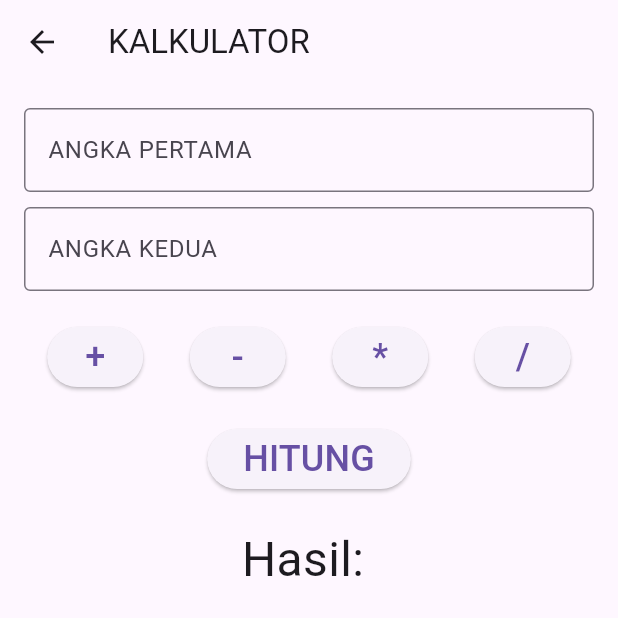
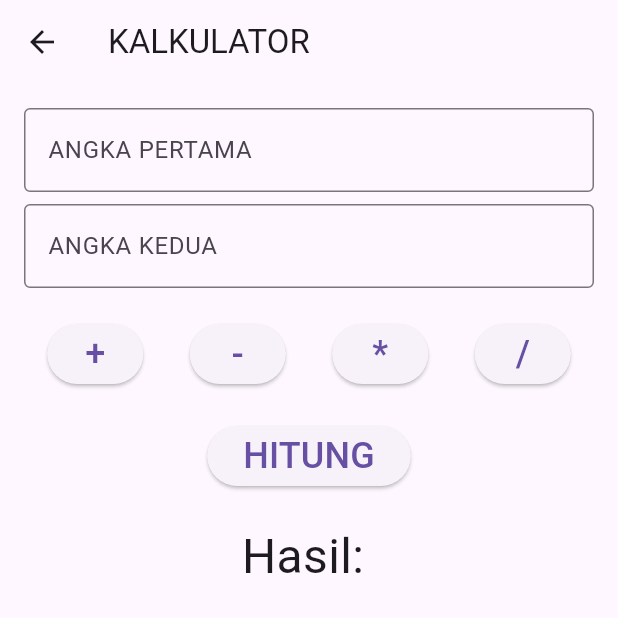
Before and after one commit to ForcesR2N/collaboration_calculator, a Flutter app: the AritmatikaPage screen opened directly, on a phone screen of 412 x 824 dp, the top half of it. Run offline on Flutter 3.47's test engine with Material 3 defaults, Android fonts, the phone set to English and light mode, and no system bars; our stand-ins replace bloc, equatable, flutter_bloc, syncfusion_flutter_sliders.

Commit message:
aritmatika page done

```diff
--- a/lib/pages/aritmatika_page.dart
+++ b/lib/pages/aritmatika_page.dart
@@ -30,7 +30,7 @@ class _AritmatikaPageState extends State<AritmatikaPage> {
               ),
               keyboardType: TextInputType.number,
             ),
-            SizedBox(height: 10),
+            SizedBox(height: 8),
             TextField(
               controller: _secondNumberController,
               decoration: InputDecoration(
```
